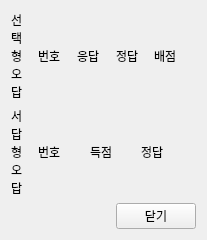
The window that UI/GradeInfo.ui (yuj09161/grademanage) describes before a commit, drawn with Qt 5.
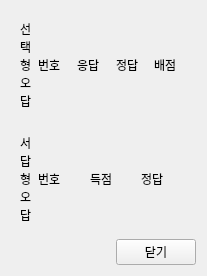
The same window after the commit.

Commit message:
UI 수정
+버그 수정 반영

```diff
--- a/UI/GradeInfo.ui
+++ b/UI/GradeInfo.ui
@@ -7,47 +7,13 @@
     <x>0</x>
     <y>0</y>
     <width>207</width>
-    <height>230</height>
+    <height>274</height>
    </rect>
   </property>
   <property name="windowTitle">
    <string>Form</string>
   </property>
   <layout class="QGridLayout" name="gridLayout_3">
-   <item row="0" column="0">
-    <widget class="QLabel" name="label">
-     <property name="sizePolicy">
-      <sizepolicy hsizetype="Fixed" vsizetype="Fixed">
-       <horstretch>0</horstretch>
-       <verstretch>0</verstretch>
-      </sizepolicy>
-     </property>
-     <property name="text">
-      <string>선
-택
-형
-오
-답</string>
-     </property>
-    </widget>
-   </item>
-   <item row="1" column="0">
-    <widget class="QLabel" name="label_2">
-     <property name="sizePolicy">
-      <sizepolicy hsizetype="Fixed" vsizetype="Fixed">
-       <horstretch>0</horstretch>
-       <verstretch>0</verstretch>
-      </sizepolicy>
-     </property>
-     <property name="text">
-      <string>서
-답
-형
-오
-답</string>
-     </property>
-    </widget>
-   </item>
    <item row="2" column="2">
     <widget class="QPushButton" name="pushButton">
      <property name="sizePolicy">
@@ -65,60 +31,94 @@
     <widget class="QWidget" name="widget_2" native="true">
      <layout class="QGridLayout" name="gridLayout">
       <item row="0" column="2">
-       <widget class="QLabel" name="label_9">
-        <property name="text">
-         <string>정답</string>
-        </property>
-       </widget>
-      </item>
-      <item row="0" column="0">
-       <widget class="QLabel" name="label_8">
-        <property name="text">
-         <string>번호</string>
-        </property>
-       </widget>
-      </item>
-      <item row="0" column="1">
        <widget class="QLabel" name="label_7">
         <property name="text">
          <string>득점</string>
         </property>
        </widget>
       </item>
+      <item row="0" column="1">
+       <widget class="QLabel" name="label_8">
+        <property name="text">
+         <string>번호</string>
+        </property>
+       </widget>
+      </item>
+      <item row="0" column="3">
+       <widget class="QLabel" name="label_9">
+        <property name="text">
+         <string>정답</string>
+        </property>
+       </widget>
+      </item>
+      <item row="0" column="0">
+       <widget class="QLabel" name="label_2">
+        <property name="sizePolicy">
+         <sizepolicy hsizetype="Fixed" vsizetype="Fixed">
+          <horstretch>0</horstretch>
+          <verstretch>0</verstretch>
+         </sizepolicy>
+        </property>
+        <property name="text">
+         <string>서
+답
+형
+오
+답</string>
+        </property>
+       </widget>
+      </item>
      </layout>
     </widget>
    </item>
    <item row="0" column="1" colspan="2">
     <widget class="QWidget" name="widget" native="true">
      <layout class="QGridLayout" name="gridLayout_2">
-      <item row="0" column="0">
+      <item row="0" column="1">
        <widget class="QLabel" name="label_3">
         <property name="text">
          <string>번호</string>
         </property>
        </widget>
       </item>
-      <item row="0" column="1">
+      <item row="0" column="2">
        <widget class="QLabel" name="label_4">
         <property name="text">
          <string>응답</string>
         </property>
        </widget>
       </item>
-      <item row="0" column="2">
+      <item row="0" column="3">
        <widget class="QLabel" name="label_5">
         <property name="text">
          <string>정답</string>
         </property>
        </widget>
       </item>
-      <item row="0" column="3">
+      <item row="0" column="4">
        <widget class="QLabel" name="label_6">
         <property name="text">
          <string>배점</string>
         </property>
        </widget>
       </item>
+      <item row="0" column="0">
+       <widget class="QLabel" name="label">
+        <property name="sizePolicy">
+         <sizepolicy hsizetype="Fixed" vsizetype="Fixed">
+          <horstretch>0</horstretch>
+          <verstretch>0</verstretch>
+         </sizepolicy>
+        </property>
+        <property name="text">
+         <string>선
+택
+형
+오
+답</string>
+        </property>
+       </widget>
+      </item>
      </layout>
     </widget>
    </item>
```
The commit also changes 7 other files.
